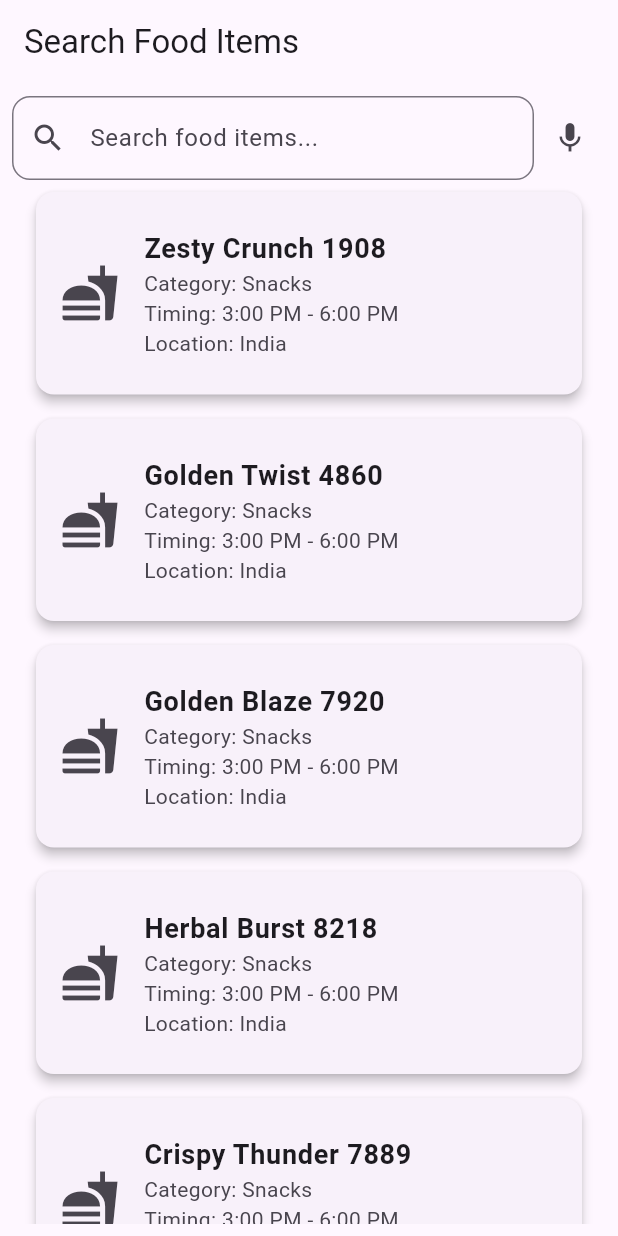
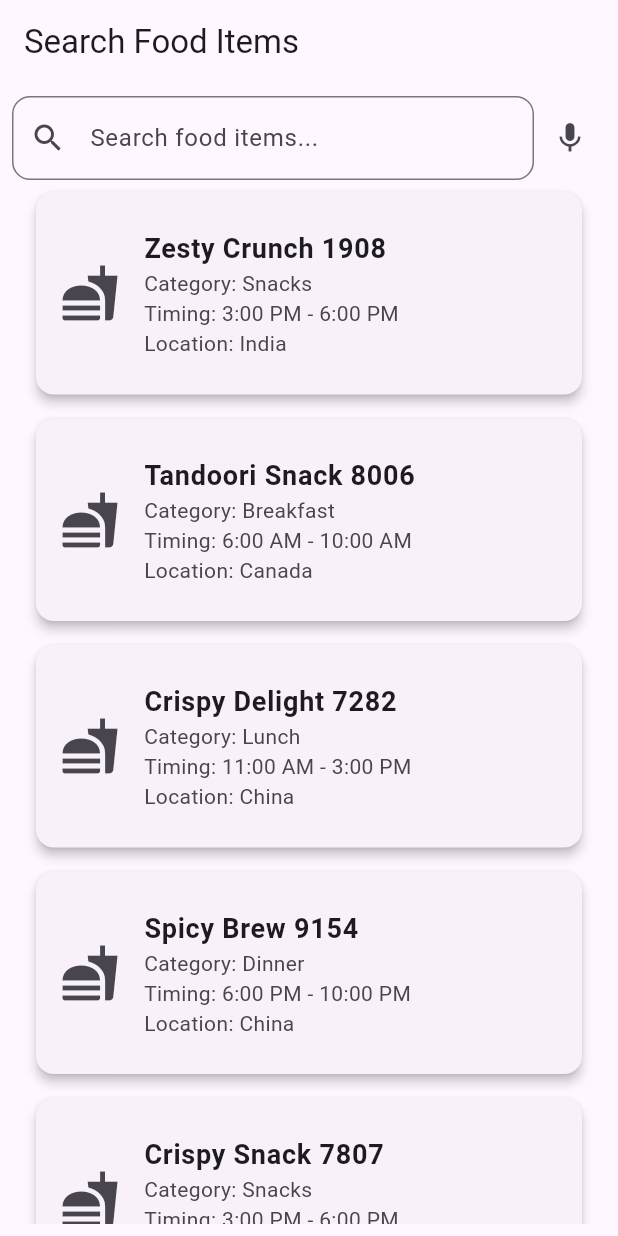
Before and after one commit to sarguru1981/AI_Flutter_Integration, a Flutter app: the screen it shows after launch, on a phone screen of 412 x 824 dp. Run offline on Flutter 3.47's test engine with Material 3 defaults, Android fonts, the phone set to English and light mode, and no system bars; our stand-ins replace csv.

Commit message:
Updated the search functionality logic

```diff
--- a/ai_flutter_search_functionality/lib/food_list_page.dart
+++ b/ai_flutter_search_functionality/lib/food_list_page.dart
@@ -2,7 +2,6 @@ import 'dart:async';
 import 'package:flutter/material.dart';
 import 'package:csv/csv.dart';
 import 'package:flutter/services.dart' show rootBundle;
-
 import 'food_item_card.dart';
 
 class FoodListPage extends StatefulWidget {
@@ -36,13 +35,10 @@ class _FoodListPageState extends State<FoodListPage> {
 
   Future<void> loadAndFilterData() async {
     final rawData = await loadCSV();
-    final currentTimeSlot = getCurrentTimeSlot();
-    const userLocation = 'India'; // Hardcoded location
 
-    final filteredData = applyFilters(rawData, currentTimeSlot, userLocation);
-
+    // Ensure all items except the header row are displayed
     setState(() {
-      _originalItems = filteredData; // Save the original filtered list
+      _originalItems = rawData.skip(1).toList(); // Skip the first row
       filteredItems = List.from(_originalItems); // Initialize with original list
     });
   }
@@ -53,46 +49,18 @@ class _FoodListPageState extends State<FoodListPage> {
     return csvTable;
   }
 
-  String getCurrentTimeSlot() {
-    final now = DateTime.now();
-    if (now.hour >= 6 && now.hour < 10) {
-      return '6:00 AM - 10:00 AM'; // Breakfast time
-    } else if (now.hour >= 11 && now.hour < 15) {
-      return '11:00 AM - 3:00 PM'; // Lunch time
-    } else if (now.hour >= 18 && now.hour < 22) {
-      return '6:00 PM - 10:00 PM'; // Dinner time
-    }
-    return 'Snacks'; // Fallback for other times
-  }
+  void _filterSearchResults(String query) {
+    final filtered = _originalItems.where((item) {
+      final lowerCaseQuery = query.toLowerCase();
 
-  List<List<dynamic>> filterByTime(List<List<dynamic>> items, String currentTimeSlot) {
-    return items.where((item) {
-      return item[1] == currentTimeSlot; // Assuming the time is in the 3rd column
-    }).toList();
-  }
-
-  List<List<dynamic>> filterByLocation(List<List<dynamic>> items, String location) {
-    return items.where((item) {
-      return item[3] == location; // Assuming the location is in the 4th column
-    }).toList();
-  }
-
-  List<List<dynamic>> applyFilters(List<List<dynamic>> items, String currentTimeSlot, String userLocation) {
-    final timeFiltered = filterByTime(items, currentTimeSlot);
-    final locationFiltered = filterByLocation(timeFiltered, userLocation);
-    return locationFiltered;
-  }
-
-  void _filterSearchResults(String query) async {
-    final filtered = _originalItems.where((item) {
-      final itemName = item[0].toLowerCase();
-      return itemName.contains(query.toLowerCase());
+      return item.any((value) => value.toString().toLowerCase().contains(lowerCaseQuery));
     }).toList();
 
     setState(() {
       filteredItems = filtered;
     });
   }
+
 
   void _onSearchChanged(String query) {
     if (_debounce?.isActive ?? false) _debounce!.cancel();
```
